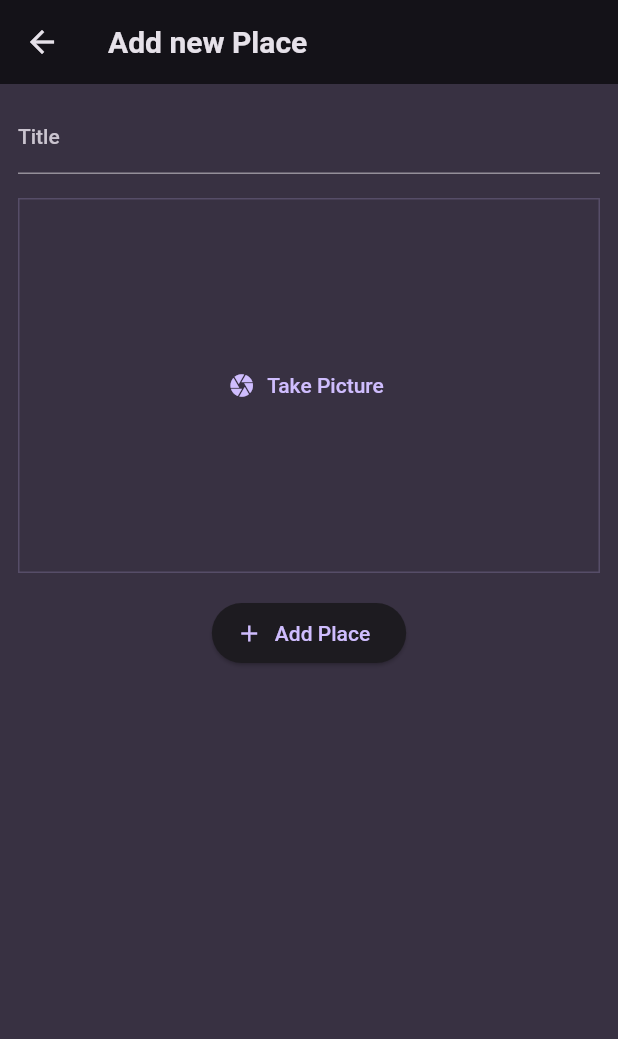
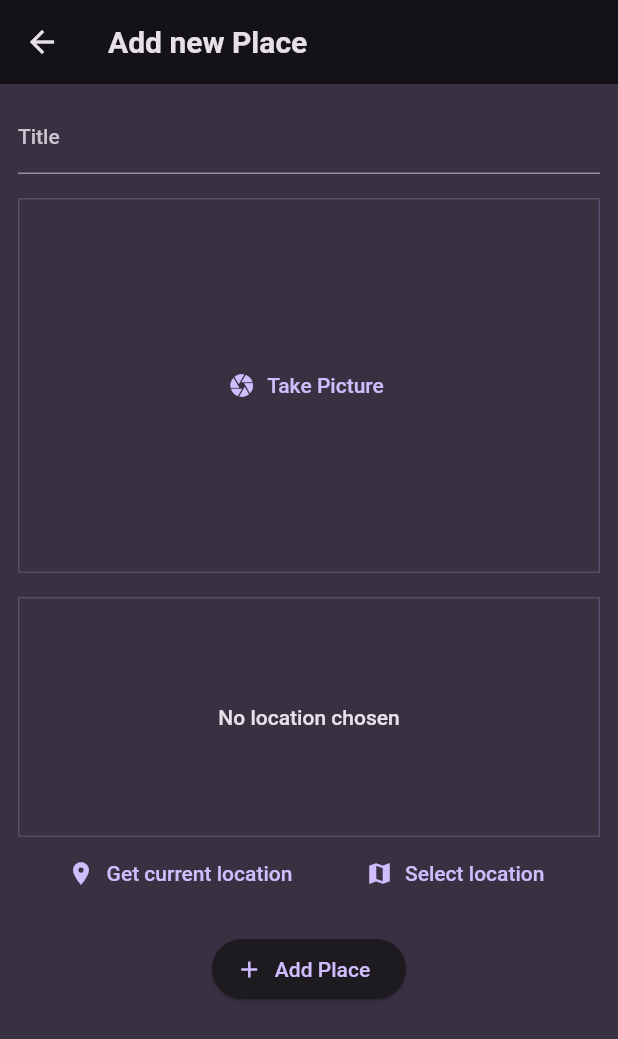
Before and after one commit to saleemsabid/favorite_places, a Flutter app: the screen it shows after launch, after a tap on the "add" icon, on a phone screen of 412 x 824 dp. Shown: the top 1039 px of the screen. Run offline on Flutter 3.47's test engine with Material 2 defaults, Android fonts, the phone set to English and light mode, and no system bars; our stand-ins replace flutter_riverpod, google_fonts, image_picker, location.

```diff
--- a/lib/screens/add_place.dart
+++ b/lib/screens/add_place.dart
@@ -2,6 +2,7 @@ import 'dart:io';
 
 import 'package:favorite_places/providers/user_places.dart';
 import 'package:favorite_places/widgets/image_input.dart';
+import 'package:favorite_places/widgets/location_input.dart';
 import 'package:flutter/material.dart';
 import 'package:flutter_riverpod/flutter_riverpod.dart';
 
@@ -59,6 +60,8 @@ class _AddPlaceScreenState extends ConsumerState<AddPlaceScreen> {
               },
             ),
             const SizedBox(height: 16),
+            const LocationInput(),
+            const SizedBox(height: 16),
             ElevatedButton.icon(
               onPressed: _savePlace,
               icon: const Icon(Icons.add),
--- a/lib/screens/places.dart
+++ b/lib/screens/places.dart
@@ -26,8 +26,11 @@ class PlacesScreen extends ConsumerWidget {
               icon: const Icon(Icons.add))
         ],
       ),
-      body: PlacesList(
-        places: userPlaces,
+      body: Padding(
+        padding: const EdgeInsets.all(8.0),
+        child: PlacesList(
+          places: userPlaces,
+        ),
       ),
     );
   }
--- /dev/null
+++ b/lib/widgets/location_input.dart
@@ -0,0 +1,91 @@
+import 'package:flutter/material.dart';
+import 'package:location/location.dart';
+
+class LocationInput extends StatefulWidget {
+  const LocationInput({super.key});
+
+  @override
+  State<LocationInput> createState() => _LocationInputState();
+}
+
+class _LocationInputState extends State<LocationInput> {
+  Location? _pickedLocation;
+  var _isGettingLocation = false;
+  void _getCurrentLocation() async {
+    Location location = Location();
+
+    bool serviceEnabled;
+    PermissionStatus permissionGranted;
+    LocationData locationData;
+
+    serviceEnabled = await location.serviceEnabled();
+    if (!serviceEnabled) {
+      serviceEnabled = await location.requestService();
+      if (!serviceEnabled) {
+        return;
+      }
+    }
+
+    permissionGranted = await location.hasPermission();
+    if (permissionGranted == PermissionStatus.denied) {
+      permissionGranted = await location.requestPermission();
+      if (permissionGranted != PermissionStatus.granted) {
+        return;
+      }
+    }
+    setState(() {
+      _isGettingLocation = true;
+    });
+
+    locationData = await location.getLocation();
+    setState(() {
+      _isGettingLocation = false;
+    });
+  }
+
+  @override
+  Widget build(BuildContext context) {
+    Widget previewContent = _isGettingLocation
+        ? const CircularProgressIndicator()
+        : Text(
+            'No location chosen',
+            textAlign: TextAlign.center,
+            style: Theme.of(context)
+                .textTheme
+                .bodyLarge!
+                .copyWith(color: Theme.of(context).colorScheme.onBackground),
+          );
+    return Column(
+      children: [
+        //preview of map
+        Container(
+          alignment: Alignment.center,
+          height: 160,
+          width: double.infinity,
+          decoration: BoxDecoration(
+            border: Border.all(
+              width: 1,
+              color: Theme.of(context).colorScheme.primary.withOpacity(0.2),
+            ),
+          ),
+          child: previewContent,
+        ),
+        Row(
+          mainAxisAlignment: MainAxisAlignment.spaceEvenly,
+          children: [
+            TextButton.icon(
+              onPressed: _getCurrentLocation,
+              icon: const Icon(Icons.location_on),
+              label: const Text('Get current location'),
+            ),
+            TextButton.icon(
+              onPressed: () {},
+              icon: const Icon(Icons.map),
+              label: const Text('Select location'),
+            ),
+          ],
+        )
+      ],
+    );
+  }
+}
--- a/pubspec.yaml
+++ b/pubspec.yaml
@@ -39,6 +39,7 @@ dependencies:
   uuid: ^3.0.7
   flutter_riverpod: ^2.3.10
   image_picker: ^1.0.2
+  location: ^5.0.3
 
 dev_dependencies:
   flutter_test:
```
Also changed, not shown: lib/screens/place_details.dart (+10 -11 lines), lib/widgets/places_list.dart (+10 -5 lines), pubspec.lock, 2 other files.
